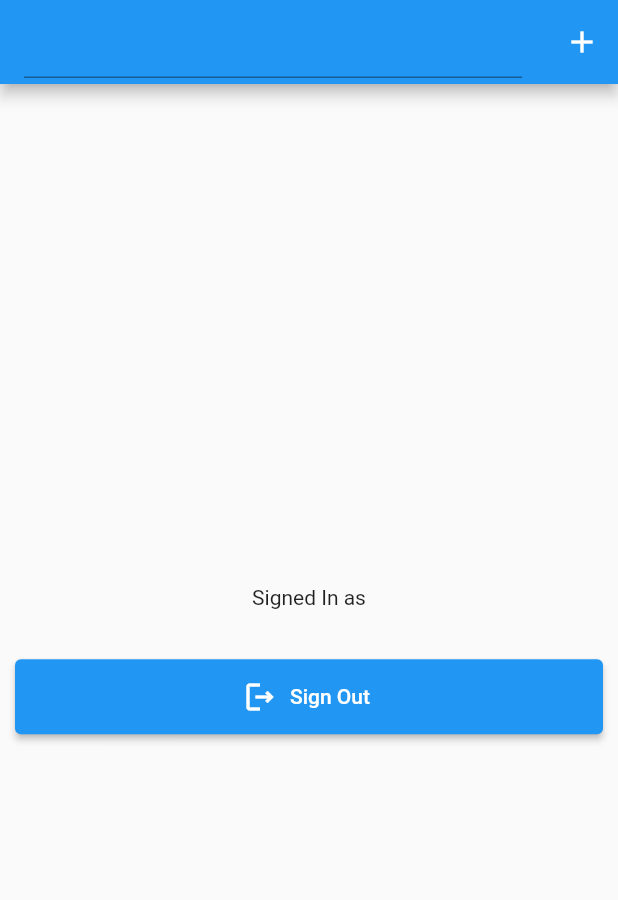
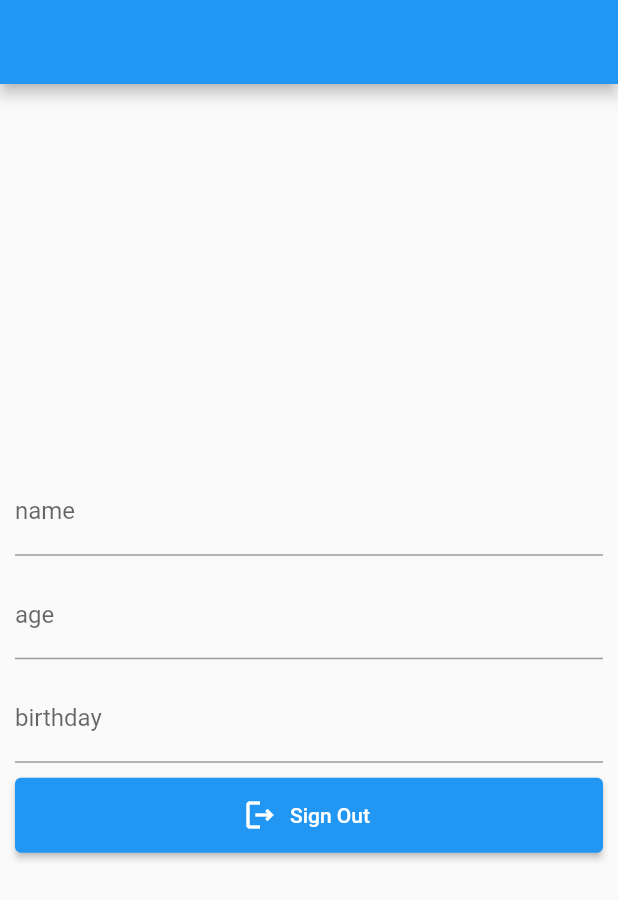
Before and after one commit to Zulfadlifauzi/flutter-firebase, a Flutter app: the screen it shows once a user with an empty profile is signed in, after a tap on "Sign Out", on a phone screen of 412 x 824 dp. Shown: the top 900 px of the screen. Run offline on Flutter 3.47's test engine with Material 2 defaults, Android fonts, the phone set to English and light mode, and no system bars; our stand-ins replace cloud_firestore, firebase_auth, firebase_core; accounts and stored records are empty.

Commit message:
redesing UI and fix bugs

```diff
--- a/lib/screen/home_screen.dart
+++ b/lib/screen/home_screen.dart
@@ -15,42 +15,62 @@ class HomeScreen extends StatefulWidget {
 
 class _HomeScreenState extends State<HomeScreen> {
   final userInfo = FirebaseAuth.instance.currentUser!;
-  TextEditingController controller = TextEditingController();
+  TextEditingController nameController = TextEditingController();
+  TextEditingController ageController = TextEditingController();
+  TextEditingController birthdayController = TextEditingController();
+  final validationKey = GlobalKey<FormState>();
+
   @override
   Widget build(BuildContext context) {
     return Scaffold(
-      appBar: AppBar(
-        title: TextFormField(
-          controller: controller,
-        ),
-        actions: [
-          IconButton(
-              onPressed: () {
-                final name = controller.text;
-
-                if (name.isNotEmpty) {
-                  createUser(name: name);
-                  controller.clear();
-                } else {
-                  ScaffoldMessenger.of(context).showSnackBar(const SnackBar(
-                      backgroundColor: Colors.red,
-                      content: Text('Please enter name')));
-                }
-              },
-              icon: const Icon(Icons.add))
-        ],
-      ),
+      appBar: AppBar(),
       body: Center(
         child: Padding(
           padding: const EdgeInsets.symmetric(horizontal: 10),
+          child: Form(
+            key: validationKey,
+            autovalidateMode: AutovalidateMode.disabled,
             child: Column(
               mainAxisAlignment: MainAxisAlignment.center,
               children: [
-              const Text('Signed In as'),
-              Text(
-                userInfo.email!,
-                style:
-                    const TextStyle(fontWeight: FontWeight.bold, fontSize: 20),
+                TextFormField(
+                  controller: nameController,
+                  validator: (value) {
+                    if (value != null) {
+                      return null;
+                    } else {
+                      return 'Please enter name';
+                    }
+                  },
+                  decoration: const InputDecoration(labelText: 'name'),
+                ),
+                const SizedBox(
+                  height: 10,
+                ),
+                TextFormField(
+                  validator: (value) {
+                    if (value != null) {
+                      return null;
+                    } else {
+                      return 'Please enter age';
+                    }
+                  },
+                  controller: ageController,
+                  decoration: const InputDecoration(labelText: 'age'),
+                ),
+                const SizedBox(
+                  height: 10,
+                ),
+                TextFormField(
+                  validator: (value) {
+                    if (value != null) {
+                      return null;
+                    } else {
+                      return 'Please enter birthday';
+                    }
+                  },
+                  controller: birthdayController,
+                  decoration: const InputDecoration(labelText: 'birthday'),
                 ),
                 const SizedBox(
                   height: 10,
@@ -58,25 +78,47 @@ class _HomeScreenState extends State<HomeScreen> {
                 ElevatedButton.icon(
                     style: ElevatedButton.styleFrom(
                         minimumSize: const Size.fromHeight(50)),
-                  onPressed: () => FirebaseAuth.instance.signOut(),
+                    onPressed: () {
+                      if (validationKey.currentState!.validate()) {
+                        final users = UserModel(
+                            name: nameController.text,
+                            age: int.parse(ageController.text),
+                            birthday: DateTime.parse(birthdayController.text));
+                        createUser(users);
+                        nameController.clear();
+                        ageController.clear();
+                        birthdayController.clear();
+                      } else {
+                        ScaffoldMessenger.of(context).showSnackBar(
+                            const SnackBar(
+                                backgroundColor: Colors.red,
+                                content: Text('Please enter name')));
+                      }
+                    },
                     icon: const Icon(Icons.logout_outlined),
                     label: const Text('Sign Out'))
+                // ElevatedButton.icon(
+                //     style: ElevatedButton.styleFrom(
+                //         minimumSize: const Size.fromHeight(50)),
+                //     onPressed: () => FirebaseAuth.instance.signOut(),
+                //     icon: const Icon(Icons.logout_outlined),
+                //     label: const Text('Sign Out'))
               ],
+            ),
           ),
         ),
       ),
     );
   }
 
-  Future createUser({required String name}) async {
+  Future createUser(UserModel user) async {
     var uuid = const Uuid();
 
     //Reference to the document
     final docUser =
         FirebaseFirestore.instance.collection('users').doc(uuid.v4());
-    final json = UserModel(
-        id: docUser.id, name: name, age: 21, birthday: DateTime.now());
-    final jsonResponse = json.toJson();
+    user.id = docUser.id;
+    final jsonResponse = user.toJson();
     //create new document and write new data to firestore
     await docUser.set(jsonResponse);
   }
```
Lines whose indentation alone changed are shown as unchanged.
